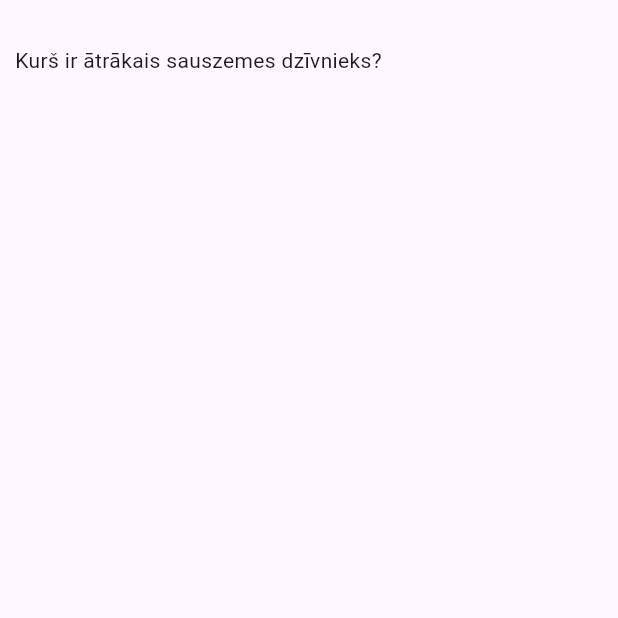
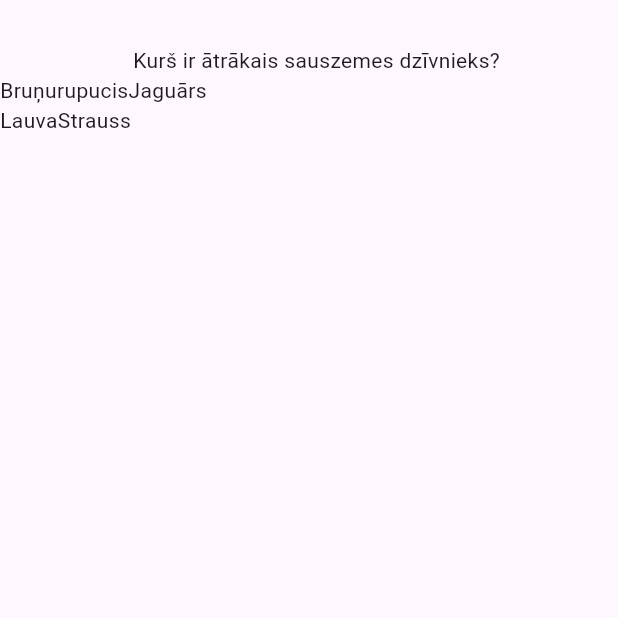
Before and after one commit to oakw/raccoons_cc_flutter_quiz_app, a Flutter app: the screen it shows after launch, on a phone screen of 412 x 824 dp, the top half of it. Run offline on Flutter 3.47's test engine with Material 3 defaults, Android fonts, the phone set to English and light mode, and no system bars.

Commit message:
Added answer options

```diff
--- a/lib/main.dart
+++ b/lib/main.dart
@@ -11,9 +11,25 @@ class MainApp extends StatelessWidget {
   Widget build(BuildContext context) {
     return const MaterialApp(
       home: Scaffold(
-        body: Padding(
-          padding: EdgeInsets.only(top: 30, left: 10),
-          child: Text("Kurš ir ātrākais sauszemes dzīvnieks?"),
+        body: Column(
+          children: [
+            Padding(
+              padding: EdgeInsets.only(top: 30, left: 10),
+              child: Text("Kurš ir ātrākais sauszemes dzīvnieks?"),
+            ),
+            Row(
+              children: [
+                Text("Bruņurupucis"),
+                Text("Jaguārs"),
+              ],
+            ),
+            Row(
+              children: [
+                Text("Lauva"),
+                Text("Strauss"),
+              ],
+            )
+          ],
         ),
       ),
     );
```
